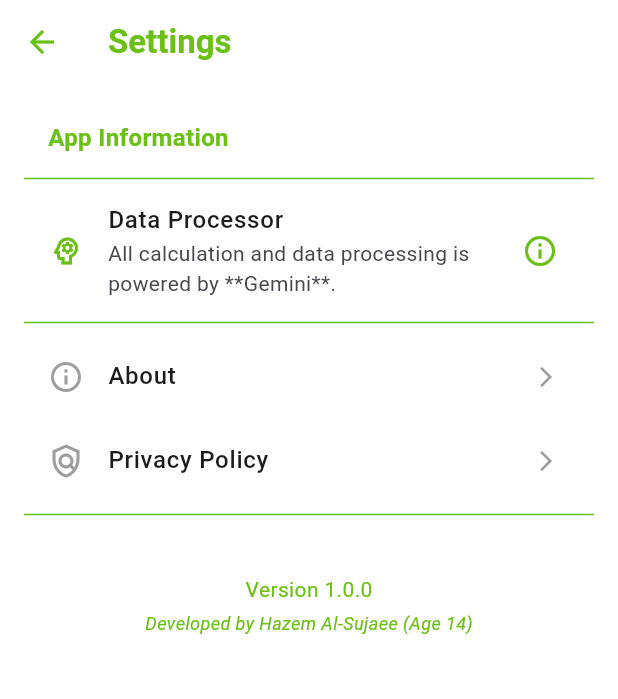
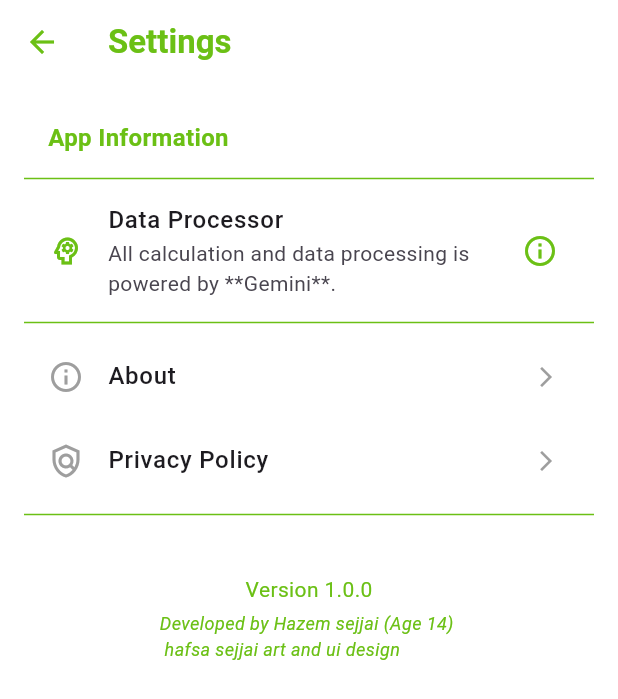
Before and after one commit to sagaiai/NutriWise, a Flutter app: the SettingsPage screen opened directly, on a phone screen of 412 x 824 dp. Shown: the top 699 px of the screen. Run offline on Flutter 3.47's test engine with Material 3 defaults, Android fonts, the light colour scheme and no system bars; our stand-ins replace firebase_auth, firebase_core, google_generative_ai, google_nav_bar, google_sign_in, shared_preferences; accounts and stored records are empty.

```diff
--- a/lib/screans/homepage.dart
+++ b/lib/screans/homepage.dart
@@ -163,7 +163,7 @@ class _HomepageState extends State<Homepage> {
                     fontWeight: FontWeight.bold,
                     fontSize: 20,
                   ),
-                ),
+                ), // that is becous this is emulator it is not real phone
                 content: Column(
                   mainAxisSize: MainAxisSize.min,
                   children: [
--- a/lib/screans/settings.dart
+++ b/lib/screans/settings.dart
@@ -143,7 +143,7 @@ class SettingsPage extends StatelessWidget {
                 ),
                 const SizedBox(height: 4),
                 Text(
-                  'Developed by Hazem Al-Sujaee (Age 14)',
+                  'Developed by Hazem sejjai (Age 14) \n hafsa sejjai art and ui design',
                   style: TextStyle(
                     color: Color(0xFF6BC015),
                     fontSize: 12,
```
Also changed, not shown: 1 other file.
